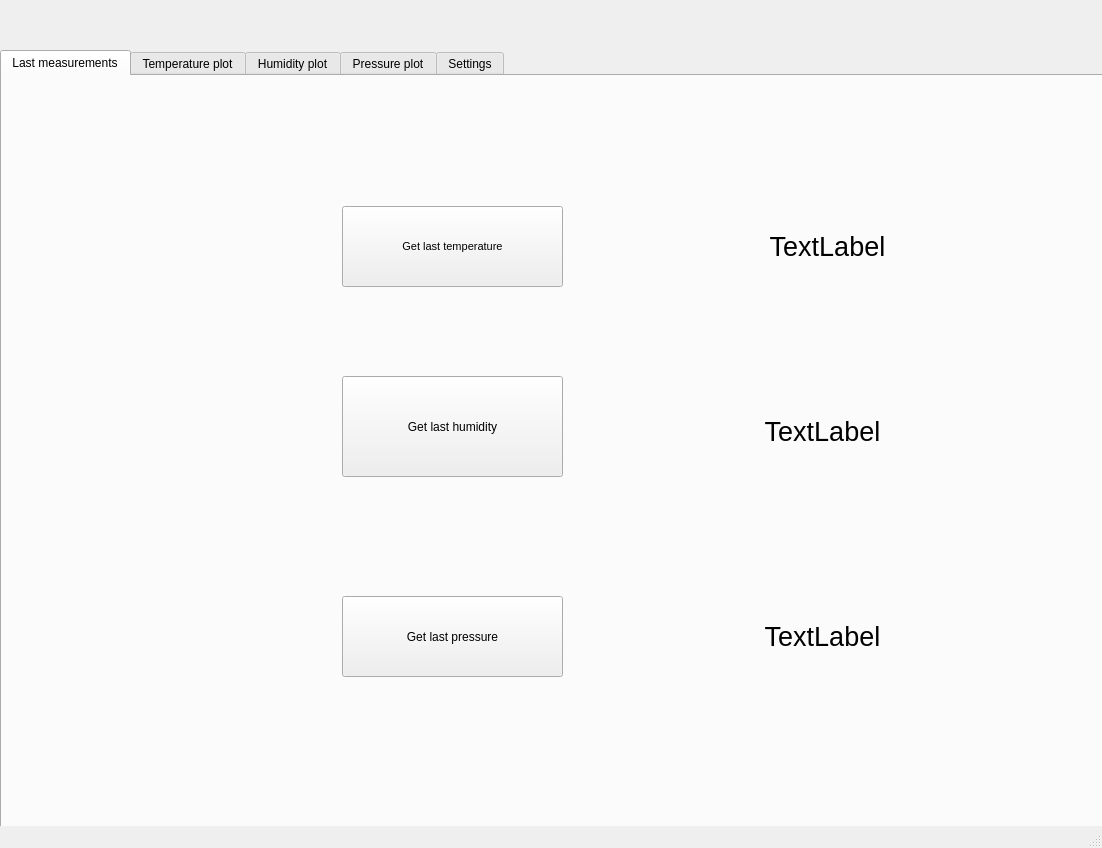
First picture: the form in python_app/designer/app_gui.ui, repository krzysiubera/swaw-project, before the edit.
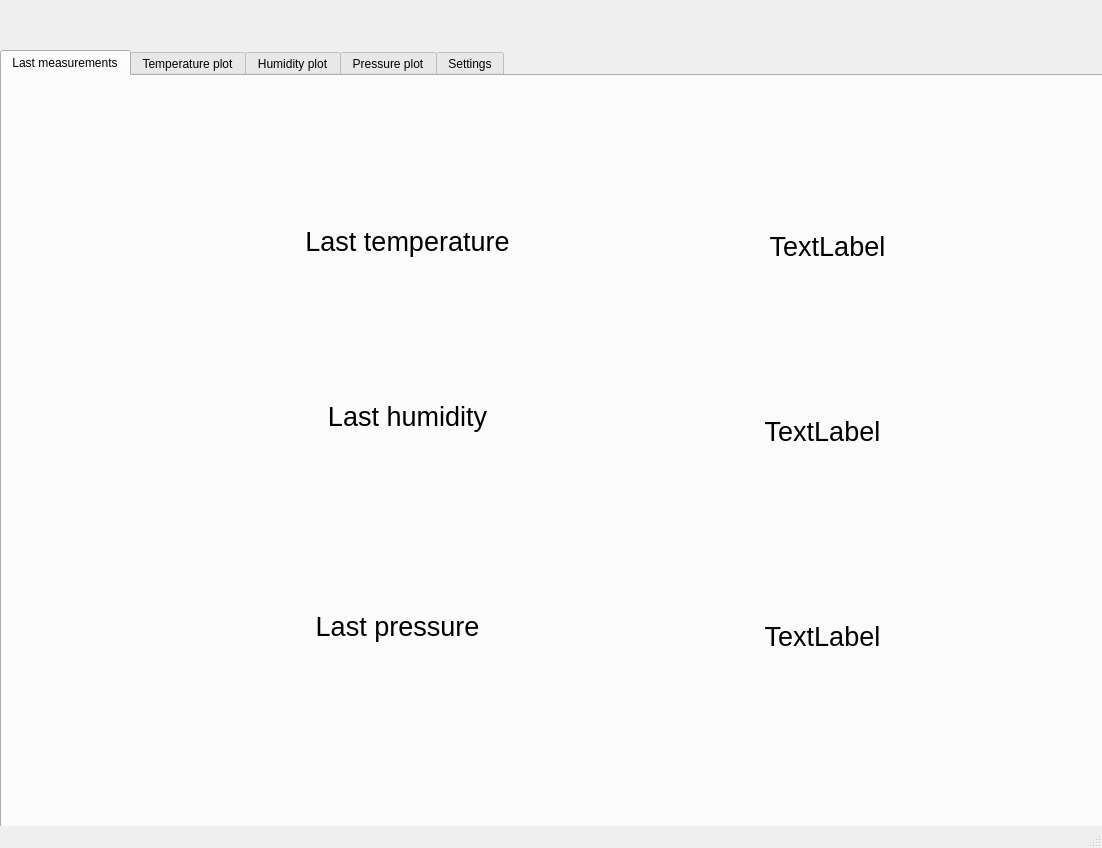
Second picture: the form after the edit. Custom widgets are drawn as their Qt base class.

Commit message: remove buttons for getting last temperature

The edit to the form file:
```diff
--- a/python_app/designer/app_gui.ui
+++ b/python_app/designer/app_gui.ui
@@ -30,50 +30,6 @@
      <attribute name="title">
       <string>Last measurements</string>
      </attribute>
-     <widget class="QPushButton" name="temperature_button">
-      <property name="geometry">
-       <rect>
-        <x>340</x>
-        <y>130</y>
-        <width>221</width>
-        <height>81</height>
-       </rect>
-      </property>
-      <property name="font">
-       <font>
-        <pointsize>8</pointsize>
-       </font>
-      </property>
-      <property name="text">
-       <string>Get last temperature</string>
-      </property>
-     </widget>
-     <widget class="QPushButton" name="humidity_button">
-      <property name="geometry">
-       <rect>
-        <x>340</x>
-        <y>300</y>
-        <width>221</width>
-        <height>101</height>
-       </rect>
-      </property>
-      <property name="text">
-       <string>Get last humidity</string>
-      </property>
-     </widget>
-     <widget class="QPushButton" name="pressure_button">
-      <property name="geometry">
-       <rect>
-        <x>340</x>
-        <y>520</y>
-        <width>221</width>
-        <height>81</height>
-       </rect>
-      </property>
-      <property name="text">
-       <string>Get last pressure</string>
-      </property>
-     </widget>
      <widget class="QLabel" name="pressure_label">
       <property name="geometry">
        <rect>
@@ -137,6 +93,69 @@
        <set>Qt::AlignCenter</set>
       </property>
      </widget>
+     <widget class="QLabel" name="label_4">
+      <property name="geometry">
+       <rect>
+        <x>270</x>
+        <y>145</y>
+        <width>271</width>
+        <height>41</height>
+       </rect>
+      </property>
+      <property name="font">
+       <font>
+        <pointsize>20</pointsize>
+       </font>
+      </property>
+      <property name="text">
+       <string>Last temperature</string>
+      </property>
+      <property name="alignment">
+       <set>Qt::AlignCenter</set>
+      </property>
+     </widget>
+     <widget class="QLabel" name="label_5">
+      <property name="geometry">
+       <rect>
+        <x>270</x>
+        <y>320</y>
+        <width>271</width>
+        <height>41</height>
+       </rect>
+      </property>
+      <property name="font">
+       <font>
+        <pointsize>20</pointsize>
+       </font>
+      </property>
+      <property name="text">
+       <string>Last humidity</string>
+      </property>
+      <property name="alignment">
+       <set>Qt::AlignCenter</set>
+      </property>
+     </widget>
+     <widget class="QLabel" name="label_6">
+      <property name="geometry">
+       <rect>
+        <x>260</x>
+        <y>530</y>
+        <width>271</width>
+        <height>41</height>
+       </rect>
+      </property>
+      <property name="font">
+       <font>
+        <pointsize>20</pointsize>
+       </font>
+      </property>
+      <property name="text">
+       <string>Last pressure</string>
+      </property>
+      <property name="alignment">
+       <set>Qt::AlignCenter</set>
+      </property>
+     </widget>
     </widget>
     <widget class="QWidget" name="tab_5">
      <attribute name="title">
```
The commit also changes 2 other files.
